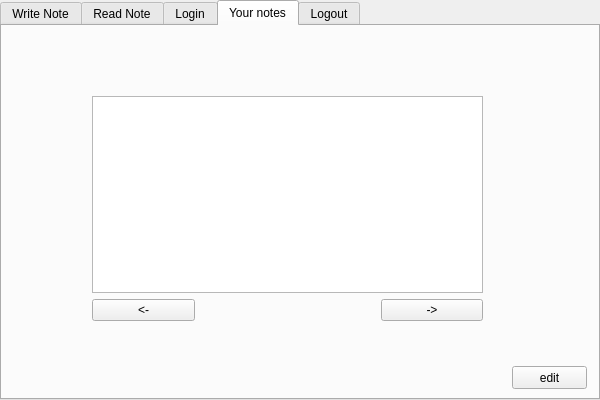
This is desktop/ui_files/app.ui in sergnator/notesservice as Qt 5 draws it before an edit. The edited form follows.
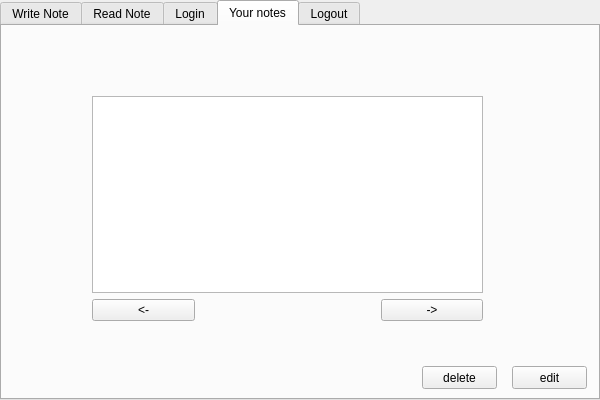
This is the edited form. The open tabs and pages were chosen to show the change.

Commit message: delete notes

Diff of the .ui file:
```diff
--- a/desktop/ui_files/app.ui
+++ b/desktop/ui_files/app.ui
@@ -310,6 +310,19 @@
       <string>edit</string>
      </property>
     </widget>
+    <widget class="QPushButton" name="delete_button">
+     <property name="geometry">
+      <rect>
+       <x>420</x>
+       <y>340</y>
+       <width>75</width>
+       <height>23</height>
+      </rect>
+     </property>
+     <property name="text">
+      <string>delete</string>
+     </property>
+    </widget>
    </widget>
    <widget class="QWidget" name="logout_tab">
     <attribute name="title">
```
Left out of the diff: 2 changed lines with no effect on the pictures. The commit also changes 2 other files.
